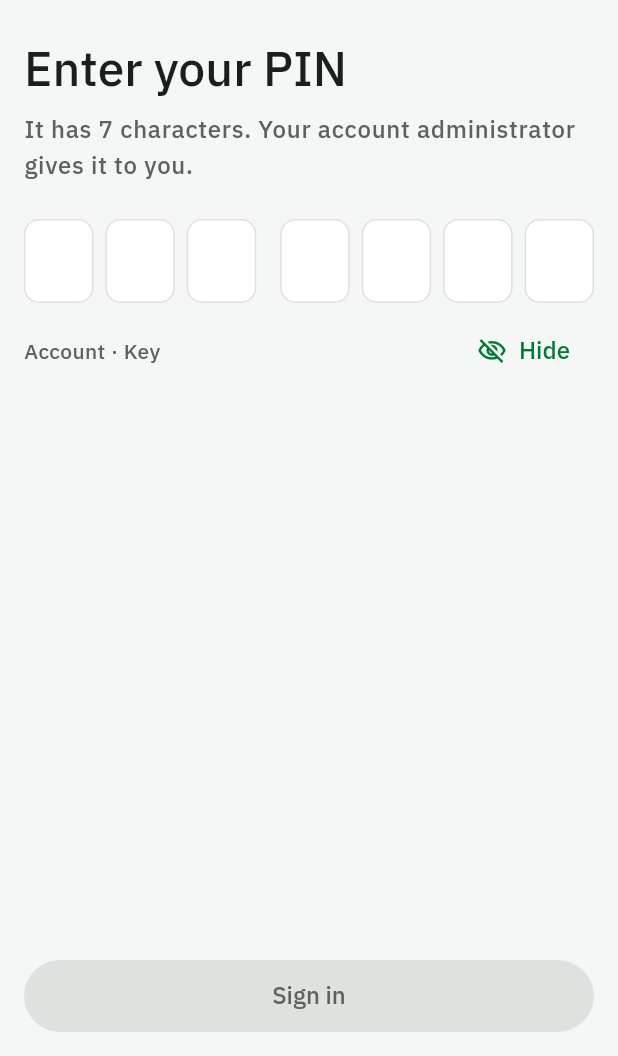
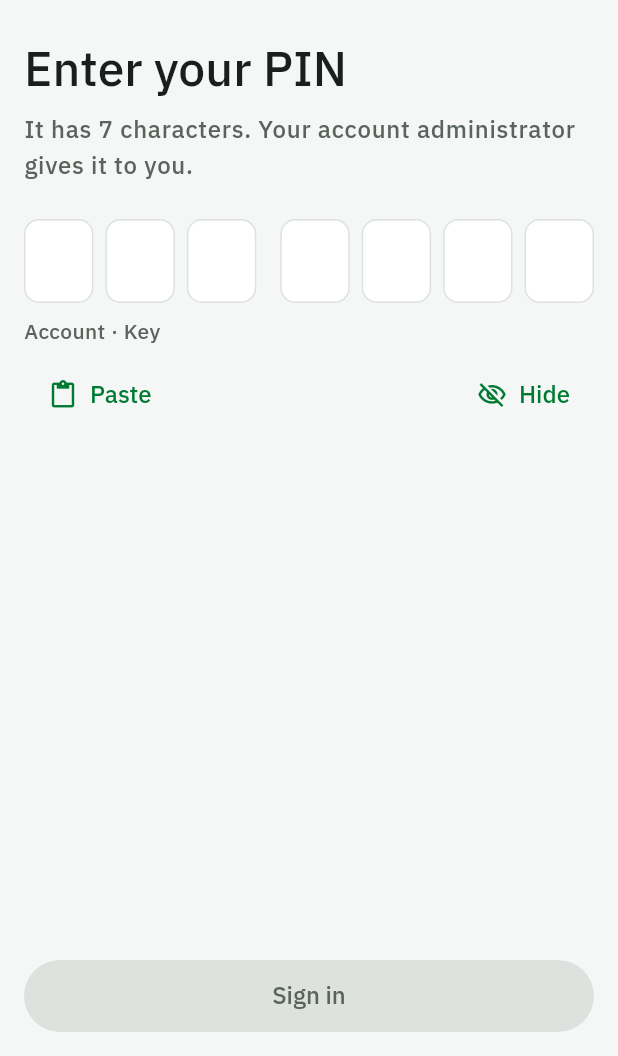
Before and after one commit to Agrocom-SRL/Qr-access, a Flutter app: the IngresoPagina screen opened by its route, on a phone screen of 412 x 824 dp, the part 180-1236 px from its top. Run offline on Flutter 3.47's test engine with Material 3 defaults, Android fonts, the light colour scheme and no system bars; our stand-ins replace dio, flutter_riverpod, flutter_secure_storage, go_router, google_nav_bar, share_plus and 2 more; missing offline and left inert: country_flags, dart:js_interop, qr; accounts and stored records are empty; generated files the repository leaves out were written again; network calls fail; project files that could hold a hidden picture were left out.

Commit message:
agrega el botón Pegar al ingreso por PIN

```diff
--- a/app/lib/features/sesion/presentation/ingreso_pagina.dart
+++ b/app/lib/features/sesion/presentation/ingreso_pagina.dart
@@ -13,6 +13,7 @@ import 'package:agrocom_acceso/shared/widgets/atoms/acceso_logo.dart';
 import 'package:agrocom_acceso/shared/widgets/molecules/acceso_aviso.dart';
 import 'package:agrocom_acceso/shared/widgets/templates/plantilla_auth.dart';
 import 'package:flutter/material.dart';
+import 'package:flutter/services.dart';
 import 'package:flutter_riverpod/flutter_riverpod.dart';
 import 'package:go_router/go_router.dart';
 
@@ -51,6 +52,19 @@ class _IngresoPaginaEstado extends ConsumerState<IngresoPagina> {
     unawaited(
       ref.read(ingresoControladorProvider.notifier).ingresar(_pin.text),
     );
+  }
+
+  /// Pega el PIN del portapapeles (quien lo recibe por mensaje no lo escribe):
+  /// se queda con lo que cabe en un PIN y deja el resto fuera.
+  Future<void> _pegar() async {
+    final datos = await Clipboard.getData(Clipboard.kTextPlain);
+    final pegado = Pin.filtrarEntrada(datos?.text ?? '');
+    if (pegado.isEmpty || !mounted) return;
+    _pin.value = TextEditingValue(
+      text: pegado,
+      selection: TextSelection.collapsed(offset: pegado.length),
+    );
+    ref.read(ingresoControladorProvider.notifier).limpiarError();
   }
 
   /// Mientras dure el bloqueo, la pantalla se repinta cada segundo.
@@ -117,17 +131,25 @@ class _IngresoPaginaEstado extends ConsumerState<IngresoPagina> {
                 ref.read(ingresoControladorProvider.notifier).limpiarError(),
           ),
           SizedBox(height: tokens.espacio.s),
+          Text(
+            textoError ?? l10n.sesionPinLeyenda,
+            style: textos.bodyMedium?.copyWith(
+              color: textoError == null
+                  ? colores.textoSecundario
+                  : colores.peligro,
+            ),
+          ),
+          SizedBox(height: tokens.espacio.s),
           Row(
+            mainAxisAlignment: MainAxisAlignment.spaceBetween,
             children: [
-              Expanded(
-                child: Text(
-                  textoError ?? l10n.sesionPinLeyenda,
-                  style: textos.bodyMedium?.copyWith(
-                    color: textoError == null
-                        ? colores.textoSecundario
-                        : colores.peligro,
-                  ),
-                ),
+              AccesoBoton(
+                texto: l10n.sesionPegarPin,
+                icono: Icons.content_paste,
+                variante: VarianteBoton.texto,
+                onPressed: estado.enviando || bloqueado
+                    ? null
+                    : () => unawaited(_pegar()),
               ),
               AccesoBoton(
                 texto: _ocultar ? l10n.sesionMostrarPin : l10n.sesionOcultarPin,
--- a/app/lib/l10n/app_en.arb
+++ b/app/lib/l10n/app_en.arb
@@ -64,6 +64,7 @@
   "sesionCampoPin": "PIN",
   "sesionPinProgreso": "{escritos} of {total} characters",
   "sesionPinLeyenda": "Account · Key",
+  "sesionPegarPin": "Paste",
   "sesionMostrarPin": "Show",
   "sesionOcultarPin": "Hide",
   "sesionPinFormatoInvalido": "The PIN has 7 characters: 3 letters and 4 letters or numbers.",
--- a/app/lib/l10n/app_es.arb
+++ b/app/lib/l10n/app_es.arb
@@ -309,6 +309,10 @@
   "sesionPinLeyenda": "Cuenta · Clave",
   "@sesionPinLeyenda": {
     "description": "Leyenda bajo las casillas: 3 de la cuenta y 4 de la clave"
+  },
+  "sesionPegarPin": "Pegar",
+  "@sesionPegarPin": {
+    "description": "Botón que pega el PIN desde el portapapeles"
   },
   "sesionMostrarPin": "Mostrar",
   "@sesionMostrarPin": {
--- a/app/lib/l10n/app_pt.arb
+++ b/app/lib/l10n/app_pt.arb
@@ -64,6 +64,7 @@
   "sesionCampoPin": "PIN",
   "sesionPinProgreso": "{escritos} de {total} caracteres",
   "sesionPinLeyenda": "Conta · Chave",
+  "sesionPegarPin": "Colar",
   "sesionMostrarPin": "Mostrar",
   "sesionOcultarPin": "Ocultar",
   "sesionPinFormatoInvalido": "O PIN tem 7 caracteres: 3 letras e 4 letras ou números.",
```
